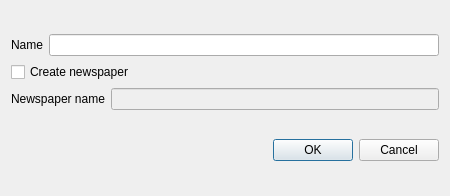
Old version of the form form.ui in the repository medvecm98/bp_program.
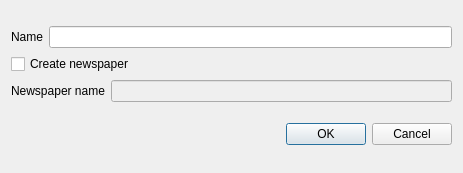
New version of the form.

Patch:
```diff
--- a/form.ui
+++ b/form.ui
@@ -6,15 +6,15 @@
    <rect>
     <x>0</x>
     <y>0</y>
-    <width>450</width>
-    <height>196</height>
+    <width>463</width>
+    <height>173</height>
    </rect>
   </property>
   <property name="windowTitle">
    <string>New peer</string>
   </property>
-  <layout class="QGridLayout" name="gridLayout">
-   <item row="0" column="0">
+  <layout class="QVBoxLayout" name="verticalLayout_2">
+   <item>
     <layout class="QVBoxLayout" name="verticalLayout">
      <item>
       <layout class="QHBoxLayout" name="horizontalLayout">
@@ -63,7 +63,7 @@
      </item>
     </layout>
    </item>
-   <item row="1" column="0">
+   <item>
     <widget class="QDialogButtonBox" name="buttonBox">
      <property name="standardButtons">
       <set>QDialogButtonBox::Cancel|QDialogButtonBox::Ok</set>
```
